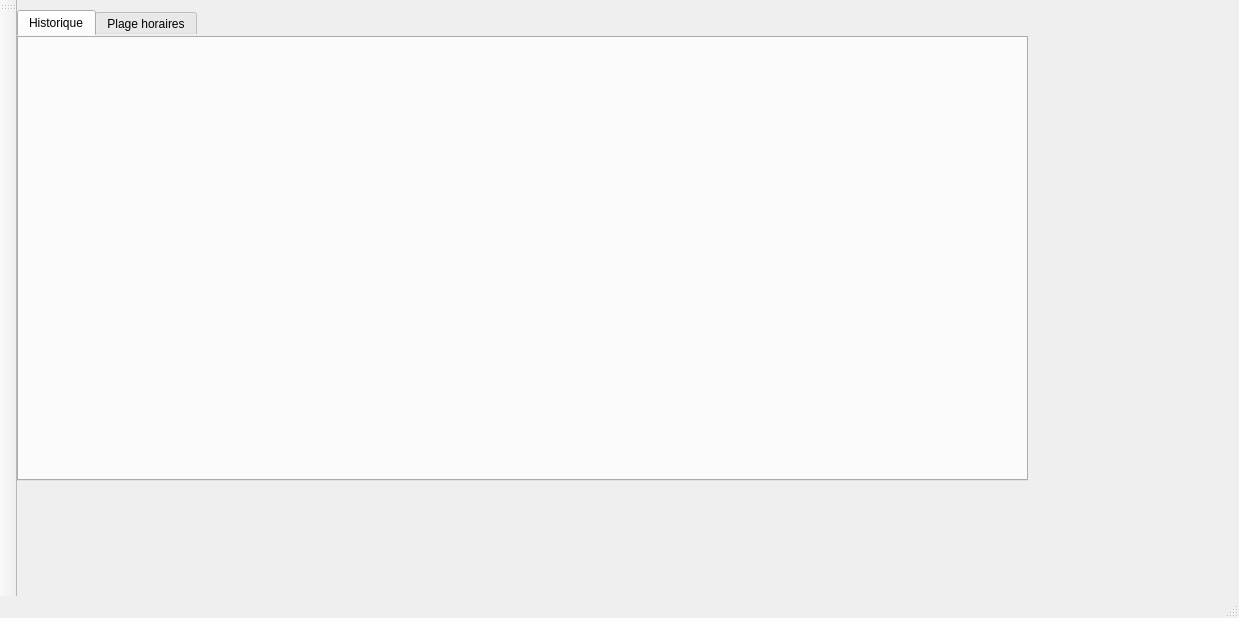
yanni2302/smart_parental_monitoring_2A22, file mainwindow.ui: the form before one commit.
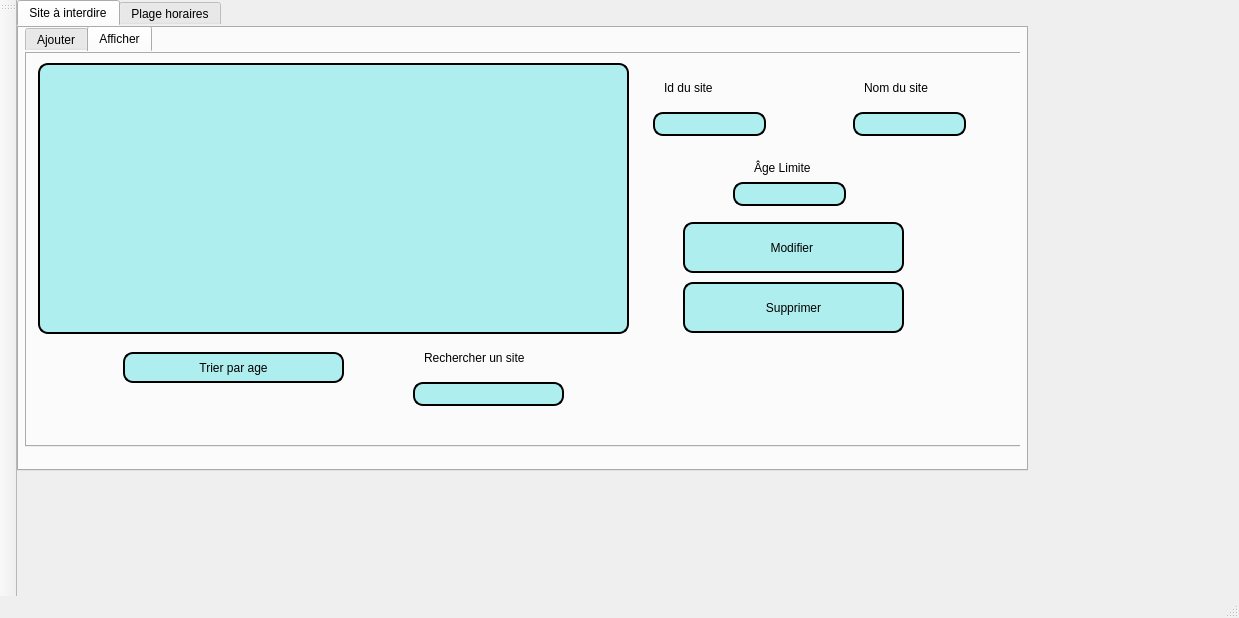
The form after the commit. The open tabs and pages were chosen to show the change.

Diff of the .ui file:
```diff
--- a/mainwindow.ui
+++ b/mainwindow.ui
@@ -21,7 +21,7 @@
     <property name="geometry">
      <rect>
       <x>0</x>
-      <y>10</y>
+      <y>0</y>
       <width>1011</width>
       <height>471</height>
      </rect>
@@ -41,8 +41,489 @@
     </property>
     <widget class="QWidget" name="tab">
      <attribute name="title">
-      <string>Historique</string>
+      <string>Site à interdire</string>
      </attribute>
+     <widget class="QTabWidget" name="tabWidget_3">
+      <property name="geometry">
+       <rect>
+        <x>0</x>
+        <y>0</y>
+        <width>1001</width>
+        <height>421</height>
+       </rect>
+      </property>
+      <property name="currentIndex">
+       <number>1</number>
+      </property>
+      <widget class="QWidget" name="tab_5">
+       <attribute name="title">
+        <string>Ajouter</string>
+       </attribute>
+       <widget class="QLabel" name="label_4">
+        <property name="geometry">
+         <rect>
+          <x>10</x>
+          <y>70</y>
+          <width>181</width>
+          <height>31</height>
+         </rect>
+        </property>
+        <property name="autoFillBackground">
+         <bool>false</bool>
+        </property>
+        <property name="styleSheet">
+         <string notr="true">/*border: 2px solid ;*/
+/*font: 75 8pt &quot;MS Shell Dlg 2&quot; ;*/
+border-radius: 10px;
+padding: 0 8px;
+/*background: #AFEEEE;*/
+font: bold, &quot;Comic Sans MS&quot;  ;
+text-align:center;
+color: black;</string>
+        </property>
+        <property name="text">
+         <string>Nom du site à interdire</string>
+        </property>
+       </widget>
+       <widget class="QPushButton" name="ajouter_3">
+        <property name="geometry">
+         <rect>
+          <x>290</x>
+          <y>270</y>
+          <width>181</width>
+          <height>25</height>
+         </rect>
+        </property>
+        <property name="styleSheet">
+         <string notr="true">border: 2px solid black;
+font: 75 8pt &quot;MS Shell Dlg 2&quot;;
+border-radius: 10px;
+padding: 0 8px;
+background: #AFEEEE;
+font: bold, &quot;Comic Sans MS&quot;;;
+color: black;
+text-align:center;</string>
+        </property>
+        <property name="text">
+         <string>Interdire le site</string>
+        </property>
+       </widget>
+       <widget class="QLabel" name="label_8">
+        <property name="geometry">
+         <rect>
+          <x>10</x>
+          <y>110</y>
+          <width>231</width>
+          <height>31</height>
+         </rect>
+        </property>
+        <property name="autoFillBackground">
+         <bool>false</bool>
+        </property>
+        <property name="styleSheet">
+         <string notr="true">/*border: 2px solid ;*/
+/*font: 75 8pt &quot;MS Shell Dlg 2&quot; ;*/
+border-radius: 10px;
+padding: 0 8px;
+/*background: #AFEEEE;*/
+font: bold, &quot;Comic Sans MS&quot;  ;
+text-align:center;
+color: black;</string>
+        </property>
+        <property name="text">
+         <string>Âge limite pour accéder au site</string>
+        </property>
+       </widget>
+       <widget class="QLineEdit" name="lineEdit_3">
+        <property name="geometry">
+         <rect>
+          <x>240</x>
+          <y>120</y>
+          <width>201</width>
+          <height>24</height>
+         </rect>
+        </property>
+        <property name="styleSheet">
+         <string notr="true">border: 2px solid black;
+font: 75 8pt &quot;MS Shell Dlg 2&quot;;
+border-radius: 10px;
+padding: 0 8px;
+background: #AFEEEE;
+font: bold, &quot;Comic Sans MS&quot;;;
+color: black;
+text-align:center;</string>
+        </property>
+        <property name="readOnly">
+         <bool>false</bool>
+        </property>
+       </widget>
+       <widget class="QLabel" name="label_9">
+        <property name="geometry">
+         <rect>
+          <x>20</x>
+          <y>30</y>
+          <width>181</width>
+          <height>31</height>
+         </rect>
+        </property>
+        <property name="autoFillBackground">
+         <bool>false</bool>
+        </property>
+        <property name="styleSheet">
+         <string notr="true">/*border: 2px solid ;*/
+/*font: 75 8pt &quot;MS Shell Dlg 2&quot; ;*/
+border-radius: 10px;
+padding: 0 8px;
+/*background: #AFEEEE;*/
+font: bold, &quot;Comic Sans MS&quot;  ;
+text-align:center;
+color: black;</string>
+        </property>
+        <property name="text">
+         <string>Identifiant</string>
+        </property>
+       </widget>
+       <widget class="QLineEdit" name="lineEdit_2">
+        <property name="geometry">
+         <rect>
+          <x>240</x>
+          <y>70</y>
+          <width>201</width>
+          <height>24</height>
+         </rect>
+        </property>
+        <property name="styleSheet">
+         <string notr="true">border: 2px solid black;
+font: 75 8pt &quot;MS Shell Dlg 2&quot;;
+border-radius: 10px;
+padding: 0 8px;
+background: #AFEEEE;
+font: bold, &quot;Comic Sans MS&quot;;;
+color: black;
+text-align:center;</string>
+        </property>
+        <property name="readOnly">
+         <bool>false</bool>
+        </property>
+       </widget>
+       <widget class="QLineEdit" name="lineEdit_4">
+        <property name="geometry">
+         <rect>
+          <x>280</x>
+          <y>30</y>
+          <width>121</width>
+          <height>24</height>
+         </rect>
+        </property>
+        <property name="styleSheet">
+         <string notr="true">border: 2px solid black;
+font: 75 8pt &quot;MS Shell Dlg 2&quot;;
+border-radius: 10px;
+padding: 0 8px;
+background: #AFEEEE;
+font: bold, &quot;Comic Sans MS&quot;;;
+color: black;
+text-align:center;</string>
+        </property>
+        <property name="readOnly">
+         <bool>false</bool>
+        </property>
+       </widget>
+      </widget>
+      <widget class="QWidget" name="tab_6">
+       <attribute name="title">
+        <string>Afficher</string>
+       </attribute>
+       <widget class="QLineEdit" name="lineEdit_5">
+        <property name="geometry">
+         <rect>
+          <x>700</x>
+          <y>130</y>
+          <width>113</width>
+          <height>24</height>
+         </rect>
+        </property>
+        <property name="styleSheet">
+         <string notr="true">border: 2px solid black;
+font: 75 8pt &quot;MS Shell Dlg 2&quot;;
+border-radius: 10px;
+padding: 0 8px;
+background: #AFEEEE;
+font: bold, &quot;Comic Sans MS&quot;;;
+color: black;
+text-align:center;</string>
+        </property>
+        <property name="readOnly">
+         <bool>false</bool>
+        </property>
+       </widget>
+       <widget class="QTableView" name="tableView_2">
+        <property name="geometry">
+         <rect>
+          <x>5</x>
+          <y>11</y>
+          <width>591</width>
+          <height>271</height>
+         </rect>
+        </property>
+        <property name="styleSheet">
+         <string notr="true">border: 2px solid black;
+font: 75 8pt &quot;MS Shell Dlg 2&quot;;
+border-radius: 10px;
+padding: 0 8px;
+background: #AFEEEE;
+font: bold, &quot;Comic Sans MS&quot;;;
+color: black;
+text-align:center;</string>
+        </property>
+       </widget>
+       <widget class="QPushButton" name="pb_supp_2">
+        <property name="geometry">
+         <rect>
+          <x>650</x>
+          <y>230</y>
+          <width>221</width>
+          <height>51</height>
+         </rect>
+        </property>
+        <property name="styleSheet">
+         <string notr="true">border: 2px solid black;
+font: 75 8pt &quot;MS Shell Dlg 2&quot;;
+border-radius: 10px;
+padding: 0 8px;
+background: #AFEEEE;
+font: bold, &quot;Comic Sans MS&quot;;;
+color: black;
+text-align:center;</string>
+        </property>
+        <property name="text">
+         <string>Supprimer</string>
+        </property>
+       </widget>
+       <widget class="QLabel" name="label_11">
+        <property name="geometry">
+         <rect>
+          <x>710</x>
+          <y>100</y>
+          <width>131</width>
+          <height>31</height>
+         </rect>
+        </property>
+        <property name="autoFillBackground">
+         <bool>false</bool>
+        </property>
+        <property name="styleSheet">
+         <string notr="true">/*border: 2px solid ;*/
+/*font: 75 8pt &quot;MS Shell Dlg 2&quot; ;*/
+border-radius: 10px;
+padding: 0 8px;
+/*background: #AFEEEE;*/
+font: bold, &quot;Comic Sans MS&quot;  ;
+text-align:center;
+color: black;</string>
+        </property>
+        <property name="text">
+         <string>Âge Limite</string>
+        </property>
+       </widget>
+       <widget class="QPushButton" name="ajouter_4">
+        <property name="geometry">
+         <rect>
+          <x>650</x>
+          <y>170</y>
+          <width>221</width>
+          <height>51</height>
+         </rect>
+        </property>
+        <property name="styleSheet">
+         <string notr="true">border: 2px solid black;
+font: 75 8pt &quot;MS Shell Dlg 2&quot;;
+border-radius: 10px;
+padding: 0 8px;
+background: #AFEEEE;
+font: bold, &quot;Comic Sans MS&quot;;;
+color: black;
+text-align:center;</string>
+        </property>
+        <property name="text">
+         <string>Modifier </string>
+        </property>
+       </widget>
+       <widget class="QLabel" name="label_12">
+        <property name="geometry">
+         <rect>
+          <x>820</x>
+          <y>20</y>
+          <width>131</width>
+          <height>31</height>
+         </rect>
+        </property>
+        <property name="autoFillBackground">
+         <bool>false</bool>
+        </property>
+        <property name="styleSheet">
+         <string notr="true">/*border: 2px solid ;*/
+/*font: 75 8pt &quot;MS Shell Dlg 2&quot; ;*/
+border-radius: 10px;
+padding: 0 8px;
+/*background: #AFEEEE;*/
+font: bold, &quot;Comic Sans MS&quot;  ;
+text-align:center;
+color: black;</string>
+        </property>
+        <property name="text">
+         <string>Nom du site</string>
+        </property>
+       </widget>
+       <widget class="QLineEdit" name="lineEdit_6">
+        <property name="geometry">
+         <rect>
+          <x>820</x>
+          <y>60</y>
+          <width>113</width>
+          <height>24</height>
+         </rect>
+        </property>
+        <property name="styleSheet">
+         <string notr="true">border: 2px solid black;
+font: 75 8pt &quot;MS Shell Dlg 2&quot;;
+border-radius: 10px;
+padding: 0 8px;
+background: #AFEEEE;
+font: bold, &quot;Comic Sans MS&quot;;;
+color: black;
+text-align:center;</string>
+        </property>
+        <property name="readOnly">
+         <bool>false</bool>
+        </property>
+       </widget>
+       <widget class="QLineEdit" name="lineEdit_7">
+        <property name="geometry">
+         <rect>
+          <x>620</x>
+          <y>60</y>
+          <width>113</width>
+          <height>24</height>
+         </rect>
+        </property>
+        <property name="styleSheet">
+         <string notr="true">border: 2px solid black;
+font: 75 8pt &quot;MS Shell Dlg 2&quot;;
+border-radius: 10px;
+padding: 0 8px;
+background: #AFEEEE;
+font: bold, &quot;Comic Sans MS&quot;;;
+color: black;
+text-align:center;</string>
+        </property>
+        <property name="text">
+         <string/>
+        </property>
+        <property name="readOnly">
+         <bool>false</bool>
+        </property>
+       </widget>
+       <widget class="QLabel" name="label_13">
+        <property name="geometry">
+         <rect>
+          <x>620</x>
+          <y>20</y>
+          <width>131</width>
+          <height>31</height>
+         </rect>
+        </property>
+        <property name="autoFillBackground">
+         <bool>false</bool>
+        </property>
+        <property name="styleSheet">
+         <string notr="true">/*border: 2px solid ;*/
+/*font: 75 8pt &quot;MS Shell Dlg 2&quot; ;*/
+border-radius: 10px;
+padding: 0 8px;
+/*background: #AFEEEE;*/
+font: bold, &quot;Comic Sans MS&quot;  ;
+text-align:center;
+color: black;</string>
+        </property>
+        <property name="text">
+         <string>Id du site</string>
+        </property>
+       </widget>
+       <widget class="QPushButton" name="trie">
+        <property name="geometry">
+         <rect>
+          <x>90</x>
+          <y>300</y>
+          <width>221</width>
+          <height>31</height>
+         </rect>
+        </property>
+        <property name="styleSheet">
+         <string notr="true">border: 2px solid black;
+font: 75 8pt &quot;MS Shell Dlg 2&quot;;
+border-radius: 10px;
+padding: 0 8px;
+background: #AFEEEE;
+font: bold, &quot;Comic Sans MS&quot;;;
+color: black;
+text-align:center;</string>
+        </property>
+        <property name="text">
+         <string>Trier par age</string>
+        </property>
+       </widget>
+       <widget class="QLineEdit" name="lineEdit_8">
+        <property name="geometry">
+         <rect>
+          <x>380</x>
+          <y>330</y>
+          <width>151</width>
+          <height>24</height>
+         </rect>
+        </property>
+        <property name="styleSheet">
+         <string notr="true">border: 2px solid black;
+font: 75 8pt &quot;MS Shell Dlg 2&quot;;
+border-radius: 10px;
+padding: 0 8px;
+background: #AFEEEE;
+font: bold, &quot;Comic Sans MS&quot;;;
+color: black;
+text-align:center;</string>
+        </property>
+        <property name="readOnly">
+         <bool>false</bool>
+        </property>
+       </widget>
+       <widget class="QLabel" name="label_14">
+        <property name="geometry">
+         <rect>
+          <x>380</x>
+          <y>290</y>
+          <width>181</width>
+          <height>31</height>
+         </rect>
+        </property>
+        <property name="autoFillBackground">
+         <bool>false</bool>
+        </property>
+        <property name="styleSheet">
+         <string notr="true">/*border: 2px solid ;*/
+/*font: 75 8pt &quot;MS Shell Dlg 2&quot; ;*/
+border-radius: 10px;
+padding: 0 8px;
+/*background: #AFEEEE;*/
+font: bold, &quot;Comic Sans MS&quot;  ;
+text-align:center;
+color: black;</string>
+        </property>
+        <property name="text">
+         <string>Rechercher un site</string>
+        </property>
+       </widget>
+      </widget>
+     </widget>
     </widget>
     <widget class="QWidget" name="tab_2">
      <attribute name="title">
```
Left out of the diff: 50 changed lines with no effect on the pictures.
